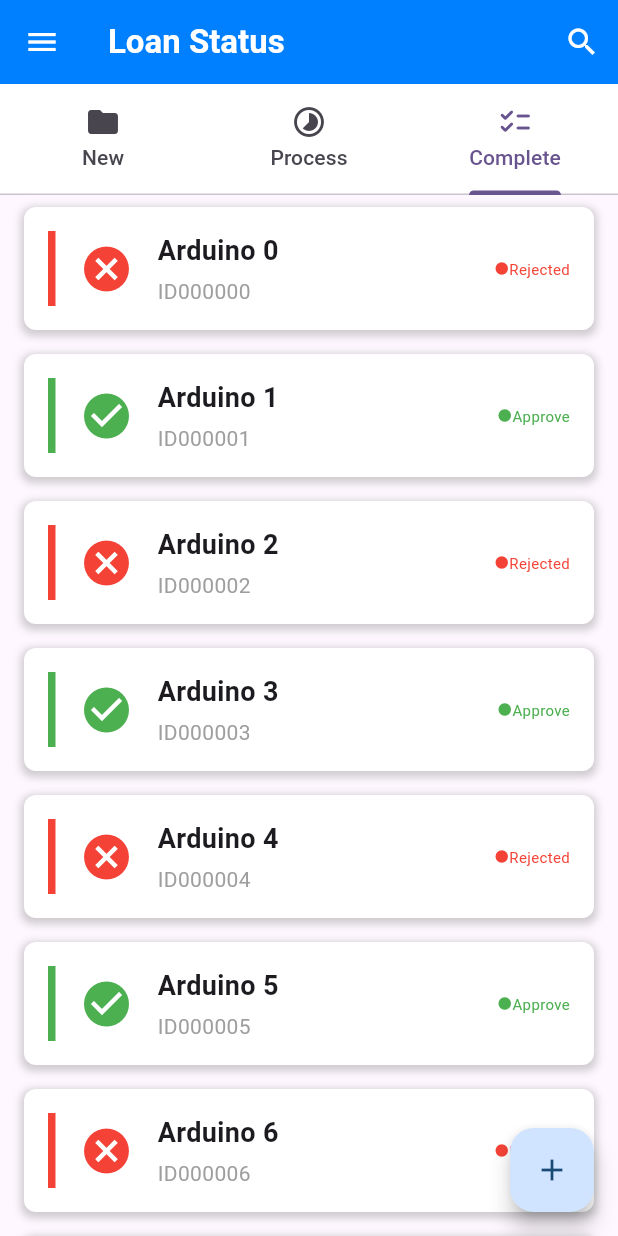
After one commit to Fadhadwahyuaji/SislabMobile, a Flutter app: the screen it shows after launch, tab 3 chosen, on a phone screen of 412 x 824 dp. The commit adds this screen. Run offline on Flutter 3.47's test engine with Material 2 defaults, Android fonts, the phone set to English and light mode, and no system bars.

Commit message:
Complete Status

```diff
--- /dev/null
+++ b/lib/completestatus.dart
@@ -0,0 +1,211 @@
+import 'package:flutter/material.dart';
+
+void main() {
+  runApp(MyApp());
+}
+
+class MyApp extends StatelessWidget {
+  @override
+  Widget build(BuildContext context) {
+    return const MaterialApp(
+      home: CompleteStatus(),
+    );
+  }
+}
+
+class CompleteStatus extends StatefulWidget {
+  const CompleteStatus({Key? key}) : super(key: key);
+
+  @override
+  State<CompleteStatus> createState() => _CompleteStatusState();
+}
+
+class _CompleteStatusState extends State<CompleteStatus> {
+  @override
+  Widget build(BuildContext context) {
+    return Scaffold(
+      appBar: AppBar(
+        backgroundColor: const Color.fromARGB(255, 0, 128, 255),
+        leading: IconButton(
+          onPressed: () {},
+          icon: const Icon(
+            Icons.menu,
+            color: Colors.white,
+          ),
+        ),
+        actions: [
+          IconButton(
+            onPressed: () {},
+            icon: const Icon(
+              Icons.search,
+              color: Colors.white,
+            ),
+          ),
+        ],
+        title: const Text(
+          'Loan Status',
+          style: TextStyle(
+            color: Colors.white,
+            fontWeight: FontWeight.bold,
+          ),
+        ),
+      ),
+      body: DefaultTabController(
+        length: 3,
+        child: Column(
+          children: [
+            Container(
+              color: const Color.fromARGB(255, 255, 255, 255),
+              child: const TabBar(
+                tabs: [
+                  Tab(
+                    icon: Icon(Icons.folder),
+                    text: 'New',
+                  ),
+                  Tab(
+                    icon: Icon(Icons.timelapse),
+                    text: 'Process',
+                  ),
+                  Tab(
+                    icon: Icon(Icons.checklist_rounded),
+                    text: 'Complete',
+                  ),
+                ],
+              ),
+            ),
+            Expanded(
+              child: TabBarView(
+                children: [
+                  const Center(
+                    child: Text('Tab 1 New'),
+                  ),
+                  const Center(
+                    child: Text('Tab 2 Process'),
+                  ),
+                  // Konten tab 3 (Complete)
+                  ListView.builder(
+                    itemCount:
+                        10, // Ubah sesuai dengan jumlah item yang Anda inginkan
+                    itemBuilder: (BuildContext context, int index) {
+                      final bool isRejected = index % 2 ==
+                          0; // Untuk baris ganjil, tandai sebagai rejected
+
+                      return Container(
+                        margin: const EdgeInsets.symmetric(
+                            vertical: 8.0, horizontal: 16.0),
+                        padding: const EdgeInsets.all(16.0),
+                        decoration: BoxDecoration(
+                          color: Colors.white,
+                          borderRadius: BorderRadius.circular(8.0),
+                          boxShadow: [
+                            BoxShadow(
+                              color: Colors.grey.withOpacity(0.5),
+                              spreadRadius: 2,
+                              blurRadius: 4,
+                              offset: const Offset(0, 2),
+                            ),
+                          ],
+                        ),
+                        child: Row(
+                          mainAxisAlignment: MainAxisAlignment.spaceBetween,
+                          children: [
+                            Row(
+                              children: [
+                                Container(
+                                  width: 5.0,
+                                  height: 50.0,
+                                  color: isRejected
+                                      ? Colors
+                                          .red // Warna garis merah jika rejected
+                                      : Colors
+                                          .green, // Warna garis hijau jika approve
+                                  margin: const EdgeInsets.only(right: 16.0),
+                                ),
+                                Icon(
+                                  isRejected
+                                      ? Icons
+                                          .cancel // Icon silang merah jika rejected
+                                      : Icons
+                                          .check_circle, // Icon centang hijau jika approve
+                                  color: isRejected
+                                      ? Colors
+                                          .red // Warna ikon merah jika rejected
+                                      : Colors
+                                          .green, // Warna ikon hijau jika approve
+                                  size: 36.0,
+                                ),
+                                const SizedBox(width: 16.0),
+                                Column(
+                                  crossAxisAlignment: CrossAxisAlignment.start,
+                                  children: [
+                                    Text(
+                                      'Arduino $index',
+                                      style: const TextStyle(
+                                        fontWeight: FontWeight.bold,
+                                        fontSize: 18.0,
+                                      ),
+                                    ),
+                                    const SizedBox(height: 4.0),
+                                    Text(
+                                      'ID00000$index',
+                                      style: const TextStyle(
+                                        fontSize: 14.0,
+                                        color: Colors.grey,
+                                      ),
+                                    ),
+                                  ],
+                                ),
+                              ],
+                            ),
+                            Row(
+                              children: [
+                                Icon(
+                                  Icons.circle,
+                                  color: isRejected
+                                      ? Colors
+                                          .red // Warna lingkaran merah jika rejected
+                                      : Colors
+                                          .green, // Warna lingkaran hijau jika approve
+                                  size: 10.0,
+                                ),
+                                Text(
+                                  isRejected
+                                      ? 'Rejected' // Tulisan "Rejected" jika rejected
+                                      : 'Approve', // Tulisan "Approve" jika approve
+                                  style: TextStyle(
+                                    fontSize: 10.0,
+                                    color: isRejected
+                                        ? Colors
+                                            .red // Warna teks merah jika rejected
+                                        : Colors
+                                            .green, // Warna teks hijau jika approve
+                                  ),
+                                ),
+                              ],
+                            ),
+                          ],
+                        ),
+                      );
+                    },
+                  ),
+                ],
+              ),
+            ),
+          ],
+        ),
+      ),
+      floatingActionButton: Theme(
+        data: Theme.of(context).copyWith(
+          colorScheme: ColorScheme.fromSeed(
+            seedColor: Colors.blue,
+            brightness: Brightness.light,
+          ),
+        ),
+        child: FloatingActionButton(
+          onPressed: () {},
+          child: const Icon(Icons.add),
+        ),
+      ),
+    );
+  }
+}
--- /dev/null
+++ b/lib/core.dart
@@ -0,0 +1,6 @@
+/*
+We believe, the class name must be unique.
+If there is a conflicting class name in this file,
+it means you have to rename it to something more unique.
+*/
+export 'package:sislabmobile/add_applience.dart';
--- a/lib/main.dart
+++ b/lib/main.dart
@@ -1,5 +1,5 @@
 import 'package:flutter/material.dart';
-import 'package:sislabmobile/add_applience.dart';
+import 'package:sislabmobile/completestatus.dart';
 
 void main() {
   runApp(const MyApp());
@@ -13,12 +13,13 @@ class MyApp extends StatelessWidget {
   Widget build(BuildContext context) {
     return MaterialApp(
       title: 'Sislab',
+      // navigatorKey: Get.navigatorKey,
       debugShowCheckedModeBanner: false,
       theme: ThemeData(
         colorScheme: ColorScheme.fromSeed(seedColor: Colors.deepPurple),
         useMaterial3: true,
       ),
-      home: const AddApplience(),
+      home: const CompleteStatus(),
     );
   }
 }
--- /dev/null
+++ b/lib/state_util.dart
@@ -0,0 +1,49 @@
+import 'package:flutter/material.dart';
+
+BuildContext get globalContext {
+  return Get.currentContext;
+}
+
+class Get {
+  static GlobalKey<NavigatorState> navigatorKey = GlobalKey<NavigatorState>();
+
+  static get currentContext {
+    return navigatorKey.currentState?.context;
+  }
+
+  static to(Widget page) async {
+    return await navigatorKey.currentState!.push(
+      MaterialPageRoute(builder: (context) => page),
+    );
+  }
+
+  static back() {
+    if (Navigator.canPop(globalContext) == false) return;
+    Navigator.pop(globalContext);
+  }
+
+  static offAll(page) {
+    return navigatorKey.currentState!.pushAndRemoveUntil(
+      MaterialPageRoute(builder: (context) => page),
+      (Route<dynamic> route) => false,
+    );
+  }
+
+  static double get width {
+    return MediaQuery.of(currentContext).size.width;
+  }
+
+  static double get height {
+    return MediaQuery.of(currentContext).size.width;
+  }
+
+  static ValueNotifier<ThemeData> mainTheme =
+      ValueNotifier<ThemeData>(ThemeData());
+  static changeTheme(ThemeData theme) {
+    mainTheme.value = theme;
+  }
+
+  static ThemeData get theme {
+    return Theme.of(Get.currentContext);
+  }
+}
```
